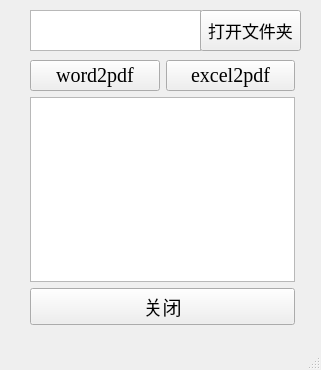
This is word2pdf/word2pdf.ui in ian-lab/ptqy as Qt 5 draws it before an edit. The edited form follows.
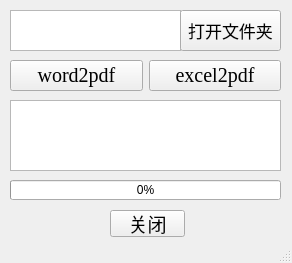
This is the edited form.

```diff
--- a/word2pdf/word2pdf.ui
+++ b/word2pdf/word2pdf.ui
@@ -6,8 +6,8 @@
    <rect>
     <x>0</x>
     <y>0</y>
-    <width>321</width>
-    <height>370</height>
+    <width>292</width>
+    <height>263</height>
    </rect>
   </property>
   <property name="windowTitle">
@@ -17,7 +17,7 @@
    <widget class="QTextBrowser" name="FilePathText">
     <property name="geometry">
      <rect>
-      <x>30</x>
+      <x>10</x>
       <y>10</y>
       <width>171</width>
       <height>41</height>
@@ -33,7 +33,7 @@
    <widget class="QPushButton" name="openFileButton">
     <property name="geometry">
      <rect>
-      <x>200</x>
+      <x>180</x>
       <y>10</y>
       <width>101</width>
       <height>41</height>
@@ -49,17 +49,62 @@
      <string>打开文件夹</string>
     </property>
    </widget>
+   <widget class="QProgressBar" name="progressBar">
+    <property name="geometry">
+     <rect>
+      <x>10</x>
+      <y>180</y>
+      <width>271</width>
+      <height>20</height>
+     </rect>
+    </property>
+    <property name="value">
+     <number>0</number>
+    </property>
+   </widget>
+   <widget class="QPushButton" name="pushButton_2">
+    <property name="geometry">
+     <rect>
+      <x>110</x>
+      <y>210</y>
+      <width>75</width>
+      <height>27</height>
+     </rect>
+    </property>
+    <property name="font">
+     <font>
+      <family>宋体</family>
+      <pointsize>14</pointsize>
+      <weight>50</weight>
+      <bold>false</bold>
+     </font>
+    </property>
+    <property name="text">
+     <string>关闭</string>
+    </property>
+   </widget>
+   <widget class="QTextBrowser" name="textBrowser">
+    <property name="geometry">
+     <rect>
+      <x>10</x>
+      <y>100</y>
+      <width>271</width>
+      <height>71</height>
+     </rect>
+    </property>
+    <property name="autoFillBackground">
+     <bool>false</bool>
+    </property>
+   </widget>
    <widget class="QWidget" name="">
     <property name="geometry">
      <rect>
-      <x>30</x>
+      <x>10</x>
       <y>60</y>
-      <width>265</width>
-      <height>265</height>
+      <width>271</width>
+      <height>31</height>
      </rect>
     </property>
-    <layout class="QVBoxLayout" name="verticalLayout">
-     <item>
       <layout class="QHBoxLayout" name="horizontalLayout">
        <item>
         <widget class="QPushButton" name="word2pdfButton">
@@ -92,26 +137,6 @@
         </widget>
        </item>
       </layout>
-     </item>
-     <item>
-      <widget class="QTextBrowser" name="textBrowser"/>
-     </item>
-     <item>
-      <widget class="QPushButton" name="pushButton_2">
-       <property name="font">
-        <font>
-         <family>宋体</family>
-         <pointsize>14</pointsize>
-         <weight>50</weight>
-         <bold>false</bold>
-        </font>
-       </property>
-       <property name="text">
-        <string>关闭</string>
-       </property>
-      </widget>
-     </item>
-    </layout>
    </widget>
   </widget>
   <widget class="QMenuBar" name="menubar">
```
Left out of the diff: 2 changed lines with no effect on the pictures. Lines whose indentation alone changed are shown as unchanged.
